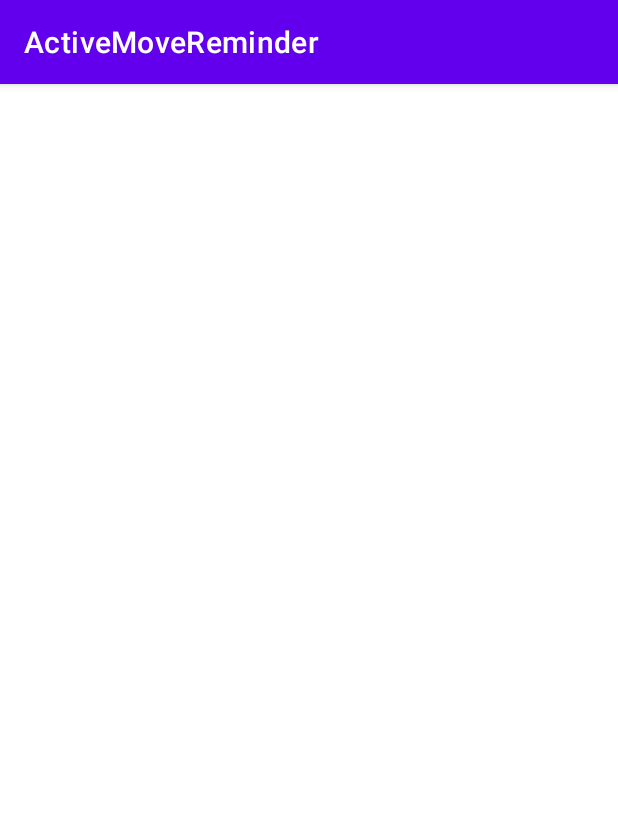
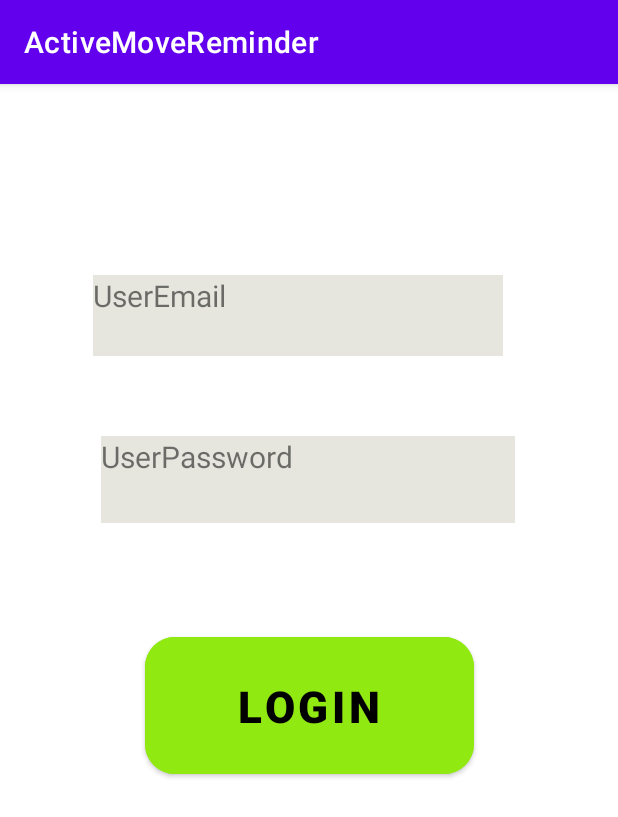
Before and after one commit to THEdie17/AMR, an Android app: the Login screen opened directly, with no data from a screen before it, on a phone screen of 412 x 824 dp. Shown: the top 817 px of the screen. Run offline under Robolectric (Android 15) with nearby library versions, the light colour scheme and no system bars.

Commit message:
Update activity_login.xml

```diff
--- a/app/src/main/res/layout/activity_login.xml
+++ b/app/src/main/res/layout/activity_login.xml
@@ -1,6 +1,160 @@
 <?xml version="1.0" encoding="utf-8"?>
 <androidx.constraintlayout.widget.ConstraintLayout xmlns:android="http://schemas.android.com/apk/res/android"
+    xmlns:app="http://schemas.android.com/apk/res-auto"
+    xmlns:tools="http://schemas.android.com/tools"
     android:layout_width="match_parent"
-    android:layout_height="match_parent">
+    android:layout_height="match_parent"
+    android:background="#FFFFFF">
+
+    <Button
+        android:id="@+id/logButton"
+        android:layout_width="219dp"
+        android:layout_height="103dp"
+        android:backgroundTint="#91E912"
+        android:text="Login"
+        android:textColor="#000000"
+        android:textSize="29sp"
+        android:textStyle="bold"
+        app:cornerRadius="20dp"
+        app:layout_constraintBottom_toBottomOf="parent"
+        app:layout_constraintEnd_toEndOf="parent"
+        app:layout_constraintStart_toStartOf="parent"
+        app:layout_constraintTop_toTopOf="parent"
+        app:layout_constraintVertical_bias="0.546" />
+
+    <androidx.constraintlayout.widget.Guideline
+        android:id="@+id/guideline16"
+        android:layout_width="wrap_content"
+        android:layout_height="wrap_content"
+        android:orientation="vertical"
+        app:layout_constraintGuide_begin="20dp" />
+
+    <androidx.constraintlayout.widget.Guideline
+        android:id="@+id/guideline17"
+        android:layout_width="wrap_content"
+        android:layout_height="wrap_content"
+        android:orientation="vertical"
+        app:layout_constraintGuide_begin="66dp" />
+
+    <androidx.constraintlayout.widget.Guideline
+        android:id="@+id/guideline18"
+        android:layout_width="wrap_content"
+        android:layout_height="wrap_content"
+        android:orientation="vertical"
+        app:layout_constraintGuide_begin="277dp" />
+
+    <androidx.constraintlayout.widget.Guideline
+        android:id="@+id/guideline19"
+        android:layout_width="wrap_content"
+        android:layout_height="wrap_content"
+        android:orientation="vertical"
+        app:layout_constraintGuide_begin="219dp" />
+
+    <TextView
+        android:id="@+id/EmailLogin"
+        android:layout_width="273dp"
+        android:layout_height="54dp"
+        android:background="#E6E6DF"
+        android:text="UserEmail"
+        android:textSize="20sp"
+        app:layout_constraintBottom_toBottomOf="parent"
+        app:layout_constraintEnd_toEndOf="parent"
+        app:layout_constraintHorizontal_bias="0.447"
+        app:layout_constraintStart_toStartOf="parent"
+        app:layout_constraintTop_toTopOf="parent"
+        app:layout_constraintVertical_bias="0.178" />
+
+    <TextView
+        android:id="@+id/PasswdLogin"
+        android:layout_width="276dp"
+        android:layout_height="58dp"
+        android:background="#E6E6DF"
+        android:text="UserPassword"
+        android:textSize="20sp"
+        app:layout_constraintBottom_toTopOf="@+id/logButton"
+        app:layout_constraintEnd_toEndOf="parent"
+        app:layout_constraintHorizontal_bias="0.496"
+        app:layout_constraintStart_toStartOf="parent"
+        app:layout_constraintTop_toBottomOf="@+id/EmailLogin"
+        app:layout_constraintVertical_bias="0.433" />
+
+    <androidx.constraintlayout.widget.Guideline
+        android:id="@+id/guideline20"
+        android:layout_width="wrap_content"
+        android:layout_height="wrap_content"
+        android:orientation="vertical"
+        app:layout_constraintGuide_begin="165dp" />
+
+    <androidx.constraintlayout.widget.Guideline
+        android:id="@+id/guideline21"
+        android:layout_width="wrap_content"
+        android:layout_height="wrap_content"
+        android:orientation="vertical"
+        app:layout_constraintGuide_begin="111dp" />
+
+    <androidx.constraintlayout.widget.Guideline
+        android:id="@+id/guideline22"
+        android:layout_width="wrap_content"
+        android:layout_height="wrap_content"
+        android:orientation="vertical"
+        app:layout_constraintGuide_begin="337dp" />
+
+    <androidx.constraintlayout.widget.Guideline
+        android:id="@+id/guideline23"
+        android:layout_width="wrap_content"
+        android:layout_height="wrap_content"
+        android:layout_marginEnd="20dp"
+        android:orientation="vertical"
+        app:layout_constraintEnd_toEndOf="parent"
+        app:layout_constraintGuide_begin="386dp" />
+
+    <androidx.constraintlayout.widget.Guideline
+        android:id="@+id/guideline24"
+        android:layout_width="wrap_content"
+        android:layout_height="wrap_content"
+        android:orientation="horizontal"
+        app:layout_constraintGuide_begin="59dp" />
+
+    <androidx.constraintlayout.widget.Guideline
+        android:id="@+id/guideline25"
+        android:layout_width="wrap_content"
+        android:layout_height="wrap_content"
+        android:orientation="horizontal"
+        app:layout_constraintGuide_begin="118dp" />
+
+    <androidx.constraintlayout.widget.Guideline
+        android:id="@+id/guideline27"
+        android:layout_width="wrap_content"
+        android:layout_height="wrap_content"
+        android:orientation="horizontal"
+        app:layout_constraintGuide_begin="176dp" />
+
+    <androidx.constraintlayout.widget.Guideline
+        android:id="@+id/guideline29"
+        android:layout_width="wrap_content"
+        android:layout_height="wrap_content"
+        android:orientation="horizontal"
+        app:layout_constraintGuide_begin="221dp" />
+
+    <androidx.constraintlayout.widget.Guideline
+        android:id="@+id/guideline30"
+        android:layout_width="wrap_content"
+        android:layout_height="wrap_content"
+        android:orientation="horizontal"
+        app:layout_constraintGuide_begin="279dp" />
+
+    <androidx.constraintlayout.widget.Guideline
+        android:id="@+id/guideline31"
+        android:layout_width="wrap_content"
+        android:layout_height="wrap_content"
+        android:orientation="horizontal"
+        app:layout_constraintGuide_begin="343dp" />
+
+    <androidx.constraintlayout.widget.Guideline
+        android:id="@+id/guideline32"
+        android:layout_width="wrap_content"
+        android:layout_height="wrap_content"
+        android:orientation="horizontal"
+        app:layout_constraintGuide_begin="446dp" />
 
 </androidx.constraintlayout.widget.ConstraintLayout>
```
